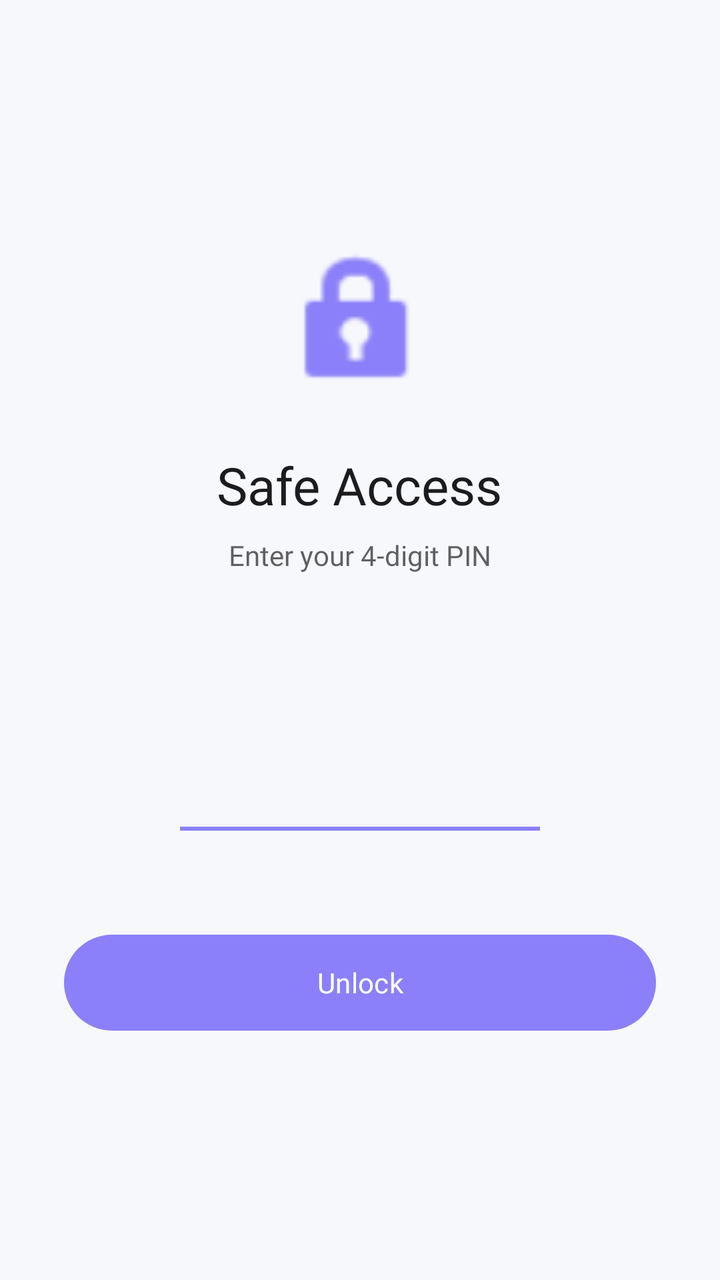
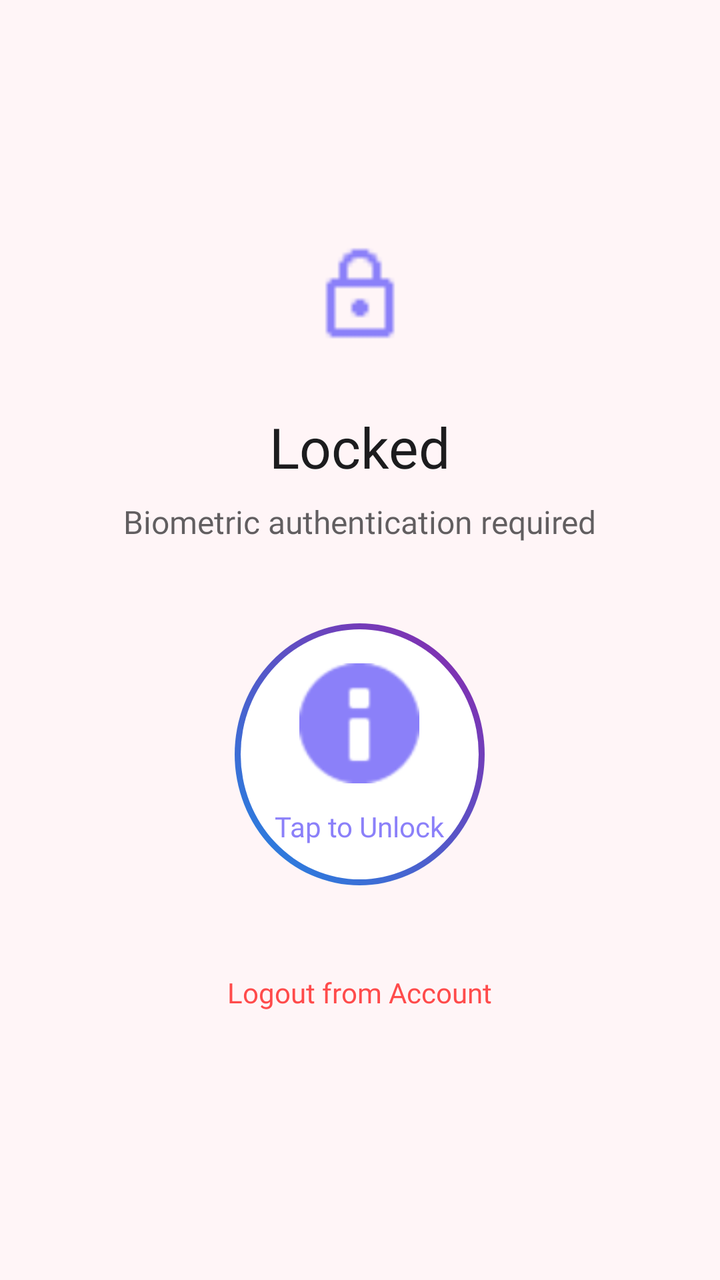

The first picture is an Android layout as it rendered before a commit; the second is the same layout after the commit. The layout source and the unified diff follow.
<!-- AndroidManifest.xml: application theme Theme.Chstbot -->
<!-- res/layout/activity_security.xml -->
<?xml version="1.0" encoding="utf-8"?>
<androidx.constraintlayout.widget.ConstraintLayout xmlns:android="http://schemas.android.com/apk/res/android"
    xmlns:app="http://schemas.android.com/apk/res-auto"
    android:layout_width="match_parent"
    android:layout_height="match_parent"
    android:background="@color/bg_main">

    <LinearLayout
        android:layout_width="match_parent"
        android:layout_height="wrap_content"
        android:gravity="center"
        android:orientation="vertical"
        android:padding="32dp"
        app:layout_constraintBottom_toBottomOf="parent"
        app:layout_constraintTop_toTopOf="parent">

        <ImageView
            android:layout_width="80dp"
            android:layout_height="80dp"
            android:src="@android:drawable/ic_lock_idle_lock"
            android:contentDescription="Security Icon"
            app:tint="@color/primary" />

        <TextView
            android:id="@+id/tvSecurityTitle"
            android:layout_width="wrap_content"
            android:layout_height="wrap_content"
            android:layout_marginTop="24dp"
            android:text="Safe Access"
            android:textColor="@color/text_main"
            android:textSize="26sp"
            android:fontFamily="@font/poppins_bold" />

        <TextView
            android:layout_width="wrap_content"
            android:layout_height="wrap_content"
            android:layout_marginTop="8dp"
            android:alpha="0.7"
            android:text="Enter your 4-digit PIN"
            android:textColor="@color/text_main"
            android:fontFamily="@font/poppins_regular" />

        <com.google.android.material.textfield.TextInputLayout
            android:layout_width="wrap_content"
            android:layout_height="wrap_content"
            android:layout_marginTop="40dp"
            app:hintEnabled="false"
            style="@style/Widget.Material3.TextInputLayout.OutlinedBox">

            <EditText
                android:id="@+id/etPinEntry"
                android:layout_width="180dp"
                android:layout_height="wrap_content"
                android:gravity="center"
                android:inputType="numberPassword"
                android:letterSpacing="1.2"
                android:maxLength="4"
                android:textColor="@color/text_main"
                android:textSize="36sp"
                android:background="@android:color/transparent"
                android:autofillHints="password" />
        </com.google.android.material.textfield.TextInputLayout>

        <View
            android:layout_width="180dp"
            android:layout_height="2dp"
            android:layout_marginTop="4dp"
            android:background="@color/primary" />

        <com.google.android.material.button.MaterialButton
            android:id="@+id/btnUnlock"
            android:layout_width="match_parent"
            android:layout_height="56dp"
            android:layout_marginTop="48dp"
            android:text="Unlock"
            android:fontFamily="@font/poppins_bold"
            app:cornerRadius="28dp" />

        <LinearLayout
            android:id="@+id/btnFingerprint"
            android:layout_width="wrap_content"
            android:layout_height="wrap_content"
            android:layout_marginTop="32dp"
            android:gravity="center"
            android:padding="12dp"
            android:orientation="horizontal"
            android:visibility="gone"
            android:clickable="true"
            android:focusable="true"
            android:foreground="?attr/selectableItemBackground">

            <ImageView
                android:layout_width="24dp"
                android:layout_height="24dp"
                android:src="@android:drawable/ic_dialog_info"
                app:tint="@color/primary" />

            <TextView
                android:layout_width="wrap_content"
                android:layout_height="wrap_content"
                android:layout_marginStart="8dp"
                android:text="Use Biometric"
                android:textColor="@color/primary"
                android:textStyle="bold"
                android:fontFamily="@font/poppins_bold" />
        </LinearLayout>

    </LinearLayout>

</androidx.constraintlayout.widget.ConstraintLayout>
<!-- resources referenced by this layout -->
<resources>
  <color name="bg_main">#F7F8FC</color>
  <color name="primary">#8B80F9</color>
  <color name="text_main">#1C1C1E</color>
  <style name="Theme.Chstbot" parent="Base.Theme.Chstbot" />
  <style name="Base.Theme.Chstbot" parent="Theme.Material3.DayNight.NoActionBar">
          <item name="colorPrimary">@color/primary</item>
          <item name="colorSecondary">@color/secondary</item>
  
          <item name="android:colorBackground">@color/bg_main</item>
          <item name="android:textColor">@color/text_main</item>
          
          
          <item name="android:windowAnimationStyle">@style/CustomActivityAnimation</item>
          
          
          <item name="android:statusBarColor">@color/bg_main</item>
          <item name="android:windowLightStatusBar" tools:targetApi="m">true</item>
  
          
          <item name="materialAlertDialogTheme">@style/ThemeOverlay.Chstbot.MaterialAlertDialog</item>
      </style>
  <color name="secondary">#9B8CFF</color>
  <style name="CustomActivityAnimation" parent="@android:style/Animation.Activity">
          <item name="android:activityOpenEnterAnimation">@anim/slide_in_right</item>
          <item name="android:activityOpenExitAnimation">@anim/slide_out_left</item>
          <item name="android:activityCloseEnterAnimation">@anim/slide_in_left</item>
          <item name="android:activityCloseExitAnimation">@anim/slide_out_right</item>
      </style>
  <style name="ThemeOverlay.Chstbot.MaterialAlertDialog" parent="ThemeOverlay.Material3.MaterialAlertDialog">
          <item name="colorSurface">@color/bg_card</item>
          <item name="colorOnSurface">@color/text_main</item>
          <item name="android:textColorPrimary">@color/text_main</item>
          <item name="colorPrimary">@color/primary</item>
          
          <item name="buttonBarPositiveButtonStyle">@style/Chstbot.Dialog.Button</item>
          <item name="buttonBarNegativeButtonStyle">@style/Chstbot.Dialog.Button</item>
          <item name="buttonBarNeutralButtonStyle">@style/Chstbot.Dialog.Button</item>
      </style>
  <color name="bg_card">#FFFFFF</color>
  <style name="Chstbot.Dialog.Button" parent="Widget.Material3.Button.TextButton">
          <item name="android:textColor">@color/primary</item>
          <item name="android:fontFamily">@font/poppins_bold</item>
      </style>
</resources>

<!-- the commit's change to res/layout/activity_security.xml (unified diff, before → after) -->
@@ -15,9 +15,10 @@
         app:layout_constraintTop_toTopOf="parent">
 
         <ImageView
-            android:layout_width="80dp"
-            android:layout_height="80dp"
-            android:src="@android:drawable/ic_lock_idle_lock"
+            android:id="@+id/ivLockIcon"
+            android:layout_width="50dp"
+            android:layout_height="50dp"
+            android:src="@drawable/lock"
             android:contentDescription="Security Icon"
             app:tint="@color/primary" />
 
@@ -25,10 +26,10 @@
             android:id="@+id/tvSecurityTitle"
             android:layout_width="wrap_content"
             android:layout_height="wrap_content"
-            android:layout_marginTop="24dp"
-            android:text="Safe Access"
+            android:layout_marginTop="32dp"
+            android:text="Locked"
             android:textColor="@color/text_main"
-            android:textSize="26sp"
+            android:textSize="28sp"
             android:fontFamily="@font/poppins_bold" />
 
         <TextView
@@ -36,74 +37,53 @@
             android:layout_height="wrap_content"
             android:layout_marginTop="8dp"
             android:alpha="0.7"
-            android:text="Enter your 4-digit PIN"
+            android:text="Biometric authentication required"
             android:textColor="@color/text_main"
-            android:fontFamily="@font/poppins_regular" />
-
-        <com.google.android.material.textfield.TextInputLayout
-            android:layout_width="wrap_content"
-            android:layout_height="wrap_content"
-            android:layout_marginTop="40dp"
-            app:hintEnabled="false"
-            style="@style/Widget.Material3.TextInputLayout.OutlinedBox">
-
-            <EditText
-                android:id="@+id/etPinEntry"
-                android:layout_width="180dp"
-                android:layout_height="wrap_content"
-                android:gravity="center"
-                android:inputType="numberPassword"
-                android:letterSpacing="1.2"
-                android:maxLength="4"
-                android:textColor="@color/text_main"
-                android:textSize="36sp"
-                android:background="@android:color/transparent"
-                android:autofillHints="password" />
-        </com.google.android.material.textfield.TextInputLayout>
-
-        <View
-            android:layout_width="180dp"
-            android:layout_height="2dp"
-            android:layout_marginTop="4dp"
-            android:background="@color/primary" />
-
-        <com.google.android.material.button.MaterialButton
-            android:id="@+id/btnUnlock"
-            android:layout_width="match_parent"
-            android:layout_height="56dp"
-            android:layout_marginTop="48dp"
-            android:text="Unlock"
-            android:fontFamily="@font/poppins_bold"
-            app:cornerRadius="28dp" />
+            android:fontFamily="@font/poppins_regular"
+            android:textSize="16sp" />
 
         <LinearLayout
             android:id="@+id/btnFingerprint"
             android:layout_width="wrap_content"
             android:layout_height="wrap_content"
-            android:layout_marginTop="32dp"
+            android:layout_marginTop="40dp"
             android:gravity="center"
-            android:padding="12dp"
-            android:orientation="horizontal"
-            android:visibility="gone"
+            android:padding="20dp"
+            android:orientation="vertical"
+            android:background="@drawable/bg_circle_border"
             android:clickable="true"
             android:focusable="true"
             android:foreground="?attr/selectableItemBackground">
 
             <ImageView
-                android:layout_width="24dp"
-                android:layout_height="24dp"
+                android:layout_width="60dp"
+                android:layout_height="60dp"
                 android:src="@android:drawable/ic_dialog_info"
                 app:tint="@color/primary" />
 
             <TextView
                 android:layout_width="wrap_content"
                 android:layout_height="wrap_content"
-                android:layout_marginStart="8dp"
-                android:text="Use Biometric"
+                android:layout_marginTop="12dp"
+                android:text="Tap to Unlock"
                 android:textColor="@color/primary"
-                android:textStyle="bold"
-                android:fontFamily="@font/poppins_bold" />
+                android:fontFamily="@font/poppins_bold"
+                android:textSize="14sp" />
         </LinearLayout>
+
+        <TextView
+            android:id="@+id/btnLogoutSecurity"
+            android:layout_width="wrap_content"
+            android:layout_height="wrap_content"
+            android:layout_marginTop="32dp"
+            android:padding="12dp"
+            android:text="Logout from Account"
+            android:textColor="#FF4B4B"
+            android:fontFamily="@font/poppins_medium"
+            android:textSize="14sp"
+            android:clickable="true"
+            android:focusable="true"
+            android:foreground="?attr/selectableItemBackground" />
 
     </LinearLayout>
 
<!-- resource entries referenced after the edit -->
@@ -1,8 +1,31 @@
 <!-- resources referenced by this layout -->
 <resources>
-  <color name="bg_main">#F7F8FC</color>
+  <color name="bg_main">#FFF5F7</color>
   <color name="primary">#8B80F9</color>
   <color name="text_main">#1C1C1E</color>
+  <!-- drawable bg_circle_border (drawable) -->
+  <?xml version="1.0" encoding="utf-8"?>
+  <layer-list xmlns:android="http://schemas.android.com/apk/res/android">
+      <item>
+          <shape android:shape="oval">
+              <gradient
+                  android:angle="45"
+                  android:endColor="#8E24AA"
+                  android:startColor="#1E88E5"
+                  android:type="linear" />
+          </shape>
+      </item>
+      <item
+          android:bottom="3dp"
+          android:left="3dp"
+          android:right="3dp"
+          android:top="3dp">
+          <shape android:shape="oval">
+              <solid android:color="@color/bg_card" />
+          </shape>
+      </item>
+  </layer-list>
+  <!-- drawable lock: png bitmap (drawable, 331 bytes) -->
   <style name="Theme.Chstbot" parent="Base.Theme.Chstbot" />
   <style name="Base.Theme.Chstbot" parent="Theme.Material3.DayNight.NoActionBar">
           <item name="colorPrimary">@color/primary</item>
